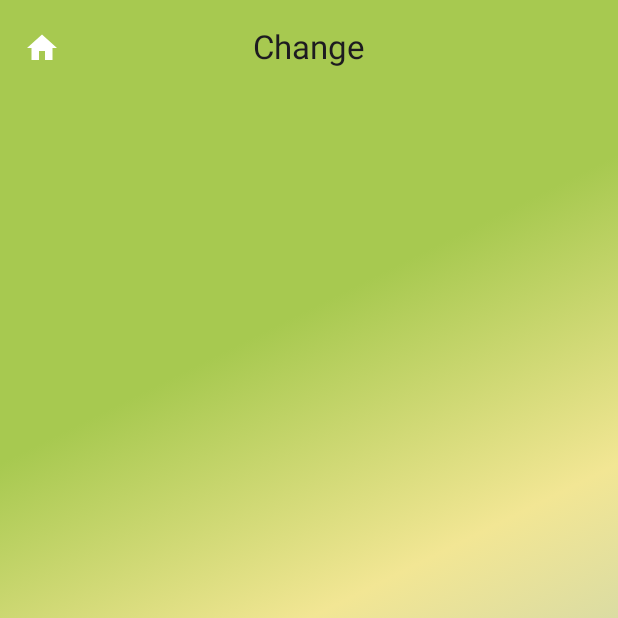
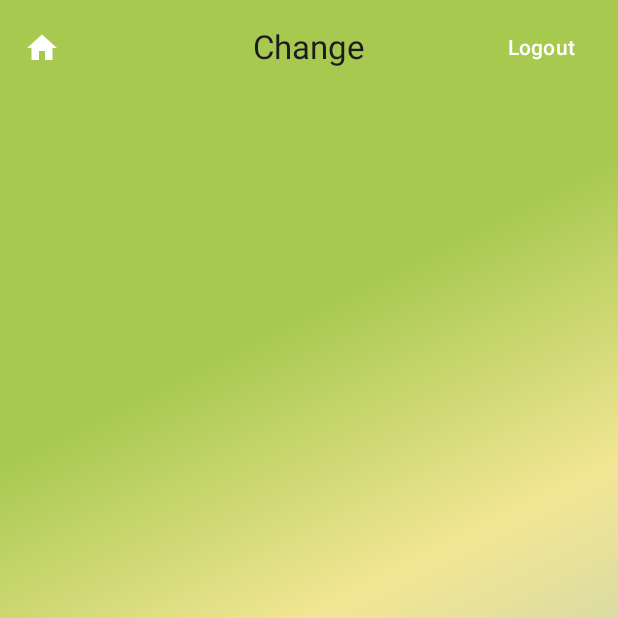
Before and after one commit to fwetterlov/Change, an Android app built with Jetpack Compose: the MainScreen screen opened through its navigation route, on a phone screen of 412 x 824 dp, the top half of it. Run offline under Robolectric (Android 15) with nearby library versions, the phone set to English and light mode, and no system bars; our stand-ins replace Firebase (no records; nobody signed in at launch, a user with empty details on screens opened directly).

Commit message:
Added logout button in main, added logout and submit in strings

```diff
--- a/app/src/main/java/com/group8/change/MainScreen.kt
+++ b/app/src/main/java/com/group8/change/MainScreen.kt
@@ -2,17 +2,23 @@ package com.group8.change
 
 import androidx.compose.foundation.layout.Box
 import androidx.compose.foundation.layout.fillMaxSize
+import androidx.compose.material3.Button
 import androidx.compose.material3.CircularProgressIndicator
+import androidx.compose.material3.Text
 import androidx.compose.runtime.Composable
 import androidx.compose.ui.Alignment
 import androidx.compose.ui.Modifier
+import androidx.compose.ui.graphics.Color
 import androidx.compose.ui.res.stringResource
 import androidx.navigation.NavController
+import com.example.compose.change_background
 import com.group8.change.api.DBApi
 import com.group8.change.api.sealed.AppDataState
 import com.group8.change.api.viewmodel.MainViewModel
 import com.group8.change.components.MainMenu
+import com.group8.change.evaluations.SubmitMonthEvaluationAddiction
 import com.group8.change.ui.design.TopAppBar
+import com.group8.change.ui.design.TopAppBarPlus
 
 // Composable building the home screen
 @Composable
@@ -21,7 +27,7 @@ fun MainScreen(
     navController: NavController,
     viewModel: MainViewModel
 ) {
-    TopAppBar(
+    TopAppBarPlus(
         content = {
             when (val result = viewModel.appDataState.value) {
 
@@ -51,6 +57,20 @@ fun MainScreen(
             }
         },
         title = stringResource(id = R.string.app_name),
+        secondButton = {
+            LogoutUser(navController)
+        },
         navController= navController
     )
 }
+
+@Composable
+fun LogoutUser(navController: NavController) {
+    Button(onClick = {
+        // Function for logout or just a navigate?
+    }) {
+        Text(stringResource(id = R.string.logout_button_text),
+            color = Color.White)
+
+    }
+}
--- a/app/src/main/java/com/group8/change/evaluations/MonthlyEvaluationAddiction.kt
+++ b/app/src/main/java/com/group8/change/evaluations/MonthlyEvaluationAddiction.kt
@@ -236,7 +236,7 @@ fun SubmitMonthEvaluationAddiction(navController: NavController, text1: String,
 
         }
     ) {
-        Text(text = "Submit",
+        Text(stringResource(id = R.string.submit_button_text),
             color = Color.White)
     }
 }
--- a/app/src/main/java/com/group8/change/selfassessment/ClientSelfAssessment.kt
+++ b/app/src/main/java/com/group8/change/selfassessment/ClientSelfAssessment.kt
@@ -98,7 +98,7 @@ fun SubmitSelfAssessment(navController: NavController, selfImageValue: Float, se
             navController.navigate("main-menu")
         }
     ) {
-        Text(text = "Submit",
+        Text(stringResource(id = R.string.submit_button_text),
             color = Color.White)
     }
 }
--- a/app/src/main/res/values/strings.xml
+++ b/app/src/main/res/values/strings.xml
@@ -63,6 +63,8 @@
     <string name = "selfassessment_title3">Self confidence</string>
 
     <string name = "history_button_text">History</string>
+    <string name = "submit_button_text">Submit</string>
+    <string name = "logout_button_text">Logout</string>
 
     <string name = "toast_selected_client">You need to select a client</string>
 
```
Also changed, not shown: 2 other files.
